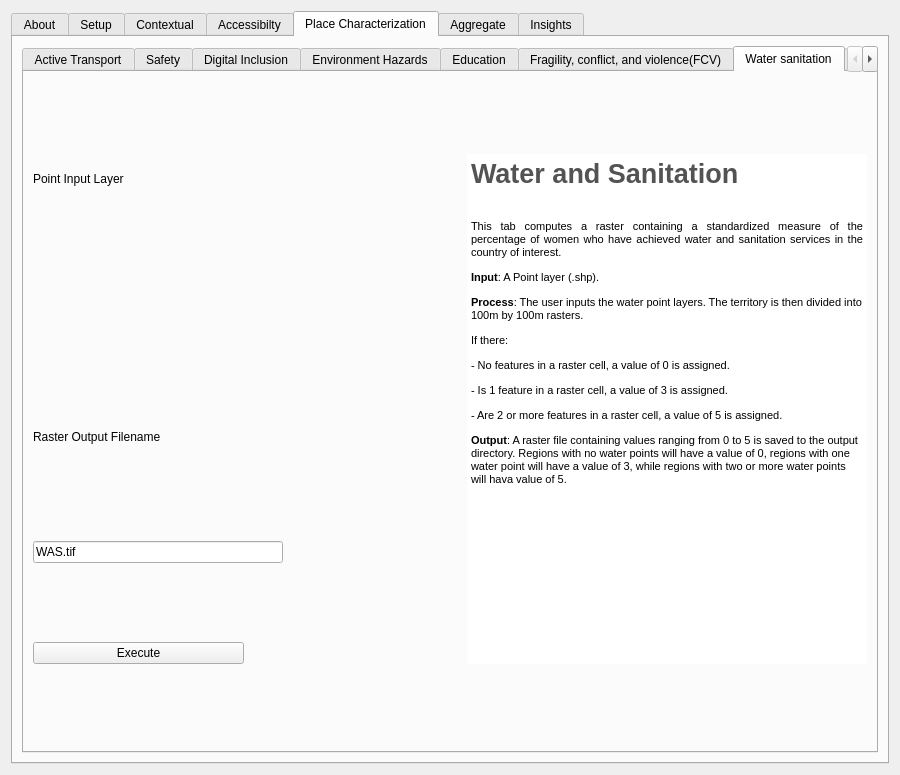
Before: the Qt Designer form gender_indicator_tool/gender_indicator_tool_dialog_base.ui in worldbank/GEEST, drawn with Qt 5.
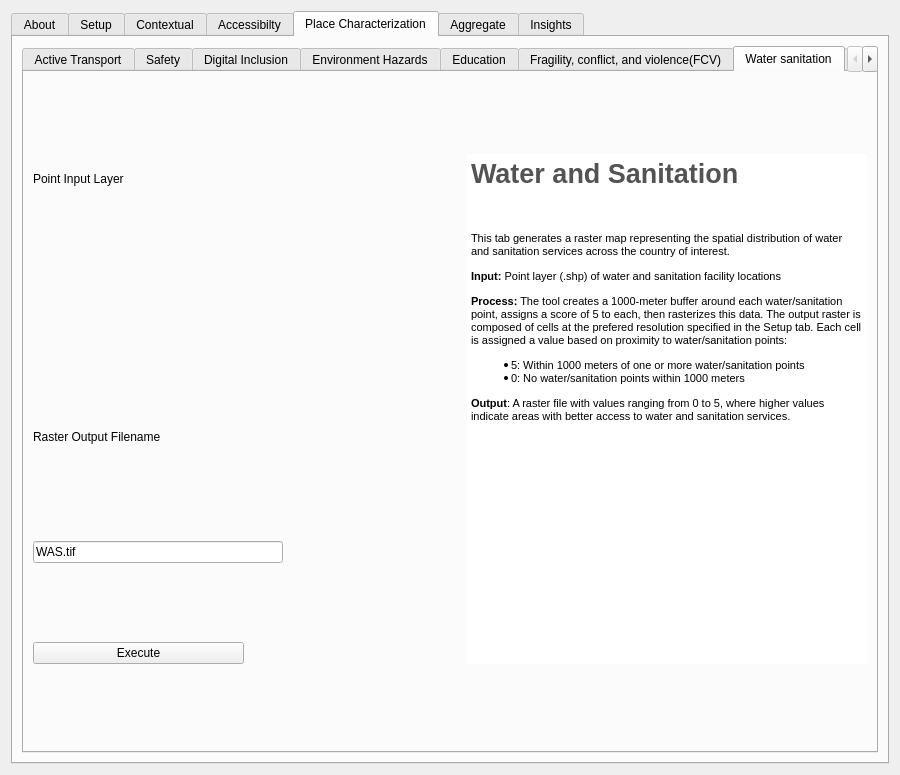
After: the same form once the commit is applied. The open tabs and pages were chosen to show the change. Custom widgets are drawn as their Qt base class.

Commit message: Modifies UI text, updates .zip

Diff of the .ui file:
```diff
--- a/gender_indicator_tool/gender_indicator_tool_dialog_base.ui
+++ b/gender_indicator_tool/gender_indicator_tool_dialog_base.ui
@@ -3245,14 +3245,12 @@
 &lt;/style&gt;&lt;/head&gt;&lt;body style=&quot; font-family:'MS Shell Dlg 2'; font-size:8.25pt; font-weight:400; font-style:normal;&quot;&gt;
 &lt;p align=&quot;justify&quot; style=&quot; margin-top:0px; margin-bottom:0px; margin-left:0px; margin-right:0px; -qt-block-indent:0; text-indent:0px;&quot;&gt;&lt;span style=&quot; font-size:20pt; font-weight:600; color:#535353;&quot;&gt;Water and Sanitation&lt;/span&gt;&lt;/p&gt;
 &lt;p align=&quot;justify&quot; style=&quot;-qt-paragraph-type:empty; margin-top:0px; margin-bottom:0px; margin-left:0px; margin-right:0px; -qt-block-indent:0; text-indent:0px; font-size:20pt; font-weight:600; color:#535353;&quot;&gt;&lt;br /&gt;&lt;/p&gt;
-&lt;p align=&quot;justify&quot; style=&quot; margin-top:0px; margin-bottom:0px; margin-left:0px; margin-right:0px; -qt-block-indent:0; text-indent:0px;&quot;&gt;&lt;span style=&quot; font-size:8pt;&quot;&gt;This tab computes a raster containing a standardized measure of the percentage of women who have achieved water and sanitation services in the country of interest.   &lt;/span&gt;&lt;/p&gt;
-&lt;p style=&quot; margin-top:12px; margin-bottom:12px; margin-left:0px; margin-right:0px; -qt-block-indent:0; text-indent:0px;&quot;&gt;&lt;a name=&quot;_Hlk146891458&quot;&gt;&lt;/a&gt;&lt;span style=&quot; font-size:8pt; font-weight:600;&quot;&gt;I&lt;/span&gt;&lt;span style=&quot; font-size:8pt; font-weight:600;&quot;&gt;nput&lt;/span&gt;&lt;span style=&quot; font-size:8pt;&quot;&gt;: A Point layer (.shp).&lt;/span&gt;&lt;/p&gt;
-&lt;p style=&quot; margin-top:12px; margin-bottom:12px; margin-left:0px; margin-right:0px; -qt-block-indent:0; text-indent:0px;&quot;&gt;&lt;span style=&quot; font-size:8pt; font-weight:600;&quot;&gt;Process&lt;/span&gt;&lt;span style=&quot; font-size:8pt;&quot;&gt;: The user inputs the water point layers. The territory is then divided into 100m by 100m rasters.&lt;/span&gt;&lt;/p&gt;
-&lt;p style=&quot; margin-top:12px; margin-bottom:12px; margin-left:0px; margin-right:0px; -qt-block-indent:0; text-indent:0px;&quot;&gt;&lt;span style=&quot; font-size:8pt;&quot;&gt;If there:&lt;/span&gt;&lt;/p&gt;
-&lt;p style=&quot; margin-top:12px; margin-bottom:12px; margin-left:0px; margin-right:0px; -qt-block-indent:0; text-indent:0px;&quot;&gt;&lt;span style=&quot; font-size:8pt;&quot;&gt;- No features in a raster cell, a value of 0 is assigned.&lt;/span&gt;&lt;/p&gt;
-&lt;p style=&quot; margin-top:12px; margin-bottom:12px; margin-left:0px; margin-right:0px; -qt-block-indent:0; text-indent:0px;&quot;&gt;&lt;span style=&quot; font-size:8pt;&quot;&gt;- Is 1 feature in a raster cell, a value of 3 is assigned.&lt;/span&gt;&lt;/p&gt;
-&lt;p style=&quot; margin-top:12px; margin-bottom:12px; margin-left:0px; margin-right:0px; -qt-block-indent:0; text-indent:0px;&quot;&gt;&lt;span style=&quot; font-size:8pt;&quot;&gt;- Are 2 or more features in a raster cell, a value of 5 is assigned.&lt;/span&gt;&lt;/p&gt;
-&lt;p style=&quot; margin-top:12px; margin-bottom:12px; margin-left:0px; margin-right:0px; -qt-block-indent:0; text-indent:0px;&quot;&gt;&lt;span style=&quot; font-size:8pt; font-weight:600;&quot;&gt;Output&lt;/span&gt;&lt;span style=&quot; font-size:8pt;&quot;&gt;: A raster file containing values ranging from 0 to 5 is saved to the output directory. Regions with no water points will have a value of 0, regions with one water point will have a value of 3, while regions with two or more water points will hava value of 5.&lt;/span&gt;&lt;/p&gt;&lt;/body&gt;&lt;/html&gt;</string>
+&lt;p style=&quot; margin-top:12px; margin-bottom:12px; margin-left:0px; margin-right:0px; -qt-block-indent:0; text-indent:0px;&quot;&gt;&lt;span style=&quot; font-size:8pt;&quot;&gt;This tab generates a raster map representing the spatial distribution of water and sanitation services across the country of interest.&lt;/span&gt;&lt;/p&gt;
+&lt;p style=&quot; margin-top:12px; margin-bottom:12px; margin-left:0px; margin-right:0px; -qt-block-indent:0; text-indent:0px;&quot;&gt;&lt;span style=&quot; font-size:8pt; font-weight:600;&quot;&gt;Input:&lt;/span&gt;&lt;span style=&quot; font-size:8pt;&quot;&gt; Point layer (.shp) of water and sanitation facility locations&lt;/span&gt;&lt;/p&gt;
+&lt;p style=&quot; margin-top:12px; margin-bottom:12px; margin-left:0px; margin-right:0px; -qt-block-indent:0; text-indent:0px;&quot;&gt;&lt;span style=&quot; font-size:8pt; font-weight:600;&quot;&gt;Process:&lt;/span&gt;&lt;span style=&quot; font-size:8pt;&quot;&gt; The tool creates a 1000-meter buffer around each water/sanitation point, assigns a score of 5 to each, then rasterizes this data. The output raster is composed of cells at the prefered resolution specified in the Setup tab. Each cell is assigned a value based on proximity to water/sanitation points:&lt;/span&gt;&lt;/p&gt;
+&lt;ul style=&quot;margin-top: 0px; margin-bottom: 0px; margin-left: 0px; margin-right: 0px; -qt-list-indent: 1;&quot;&gt;&lt;li style=&quot; font-size:8pt;&quot; style=&quot; margin-top:12px; margin-bottom:0px; margin-left:0px; margin-right:0px; -qt-block-indent:0; text-indent:0px;&quot;&gt;5: Within 1000 meters of one or more water/sanitation points&lt;/li&gt;
+&lt;li style=&quot; font-size:8pt;&quot; style=&quot; margin-top:0px; margin-bottom:12px; margin-left:0px; margin-right:0px; -qt-block-indent:0; text-indent:0px;&quot;&gt;0: No water/sanitation points within 1000 meters&lt;/li&gt;&lt;/ul&gt;
+&lt;p style=&quot; margin-top:12px; margin-bottom:12px; margin-left:0px; margin-right:0px; -qt-block-indent:0; text-indent:0px;&quot;&gt;&lt;span style=&quot; font-size:8pt; font-weight:600;&quot;&gt;Output&lt;/span&gt;&lt;span style=&quot; font-size:8pt;&quot;&gt;: A raster file with values ranging from 0 to 5, where higher values indicate areas with better access to water and sanitation services.&lt;/span&gt;&lt;/p&gt;&lt;/body&gt;&lt;/html&gt;</string>
              </property>
             </widget>
            </item>
```
Left out of the diff: 2 changed lines with no effect on the pictures. The commit also changes 1 other file.
